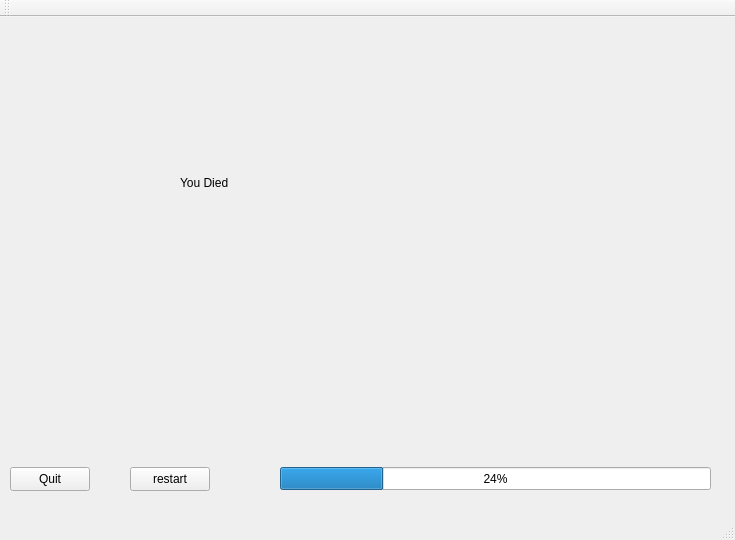
The window that mainwindow.ui (EvaFinn/ZorkProject) describes before a commit, drawn with Qt 5.
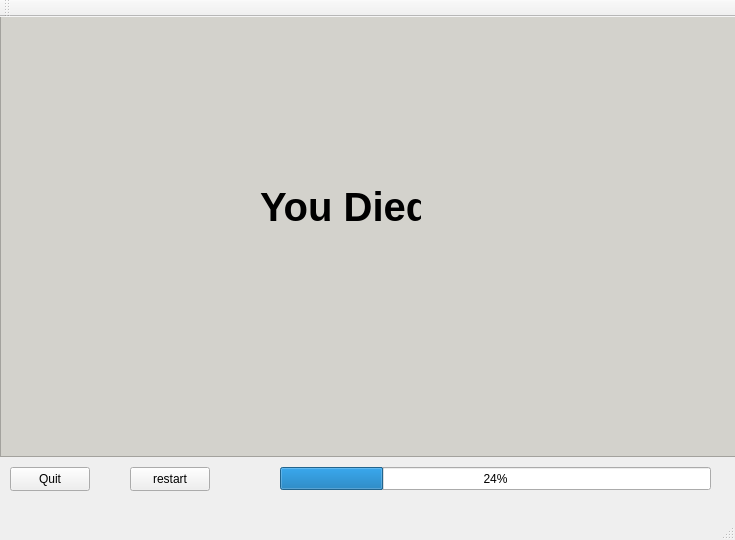
The same window after the commit. Icons and pictures are not drawn.

Commit message: death page

```diff
--- a/mainwindow.ui
+++ b/mainwindow.ui
@@ -81,18 +81,66 @@
      </widget>
     </widget>
     <widget class="QWidget" name="page_2">
-     <widget class="QLabel" name="windowDeathLabel">
+     <widget class="QFrame" name="frame_2">
       <property name="geometry">
        <rect>
-        <x>180</x>
-        <y>90</y>
-        <width>281</width>
-        <height>151</height>
+        <x>0</x>
+        <y>-1</y>
+        <width>741</width>
+        <height>441</height>
        </rect>
       </property>
-      <property name="text">
-       <string>You Died</string>
+      <property name="styleSheet">
+       <string notr="true">#frame_2 {
+	background : url(:/images/fire.jpg);
+	background-attachment: fixed;
+	background-repeat: norepeat;
+	background-color: rgb(211, 210, 204);
+	background-position: centre
+}</string>
       </property>
+      <property name="frameShape">
+       <enum>QFrame::StyledPanel</enum>
+      </property>
+      <property name="frameShadow">
+       <enum>QFrame::Raised</enum>
+      </property>
+      <widget class="QLabel" name="windowDeathLabel">
+       <property name="geometry">
+        <rect>
+         <x>260</x>
+         <y>140</y>
+         <width>161</width>
+         <height>101</height>
+        </rect>
+       </property>
+       <property name="styleSheet">
+        <string notr="true">#windowDeathLabel{
+	font-family : &quot;Times New Roman&quot;, Times, serif;
+	font-size: 40px;
+	font-weight: bold;
+	font-variant: small-caps;
+	color: black;
+	text-align: center;
+}</string>
+       </property>
+       <property name="text">
+        <string>You Died</string>
+       </property>
+      </widget>
+      <widget class="QLabel" name="fireLabel">
+       <property name="geometry">
+        <rect>
+         <x>50</x>
+         <y>240</y>
+         <width>201</width>
+         <height>201</height>
+        </rect>
+       </property>
+       <property name="text">
+        <string/>
+       </property>
+      </widget>
      </widget>
     </widget>
     <widget class="QWidget" name="page_3">
```
The commit also changes 5 other files.
